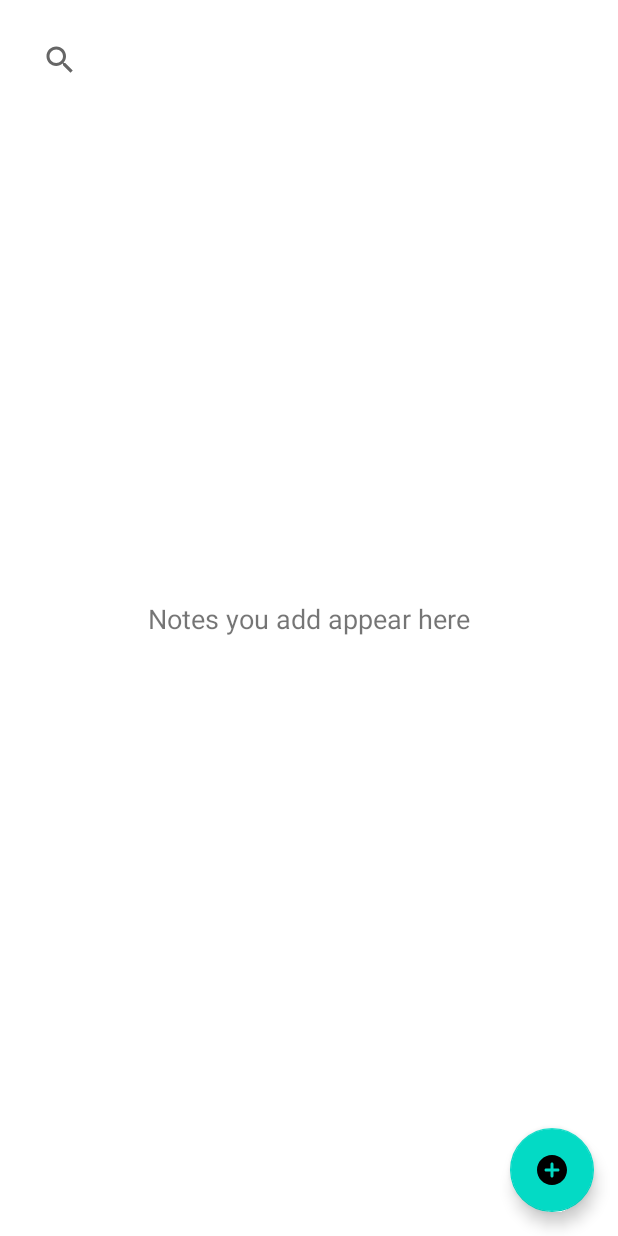
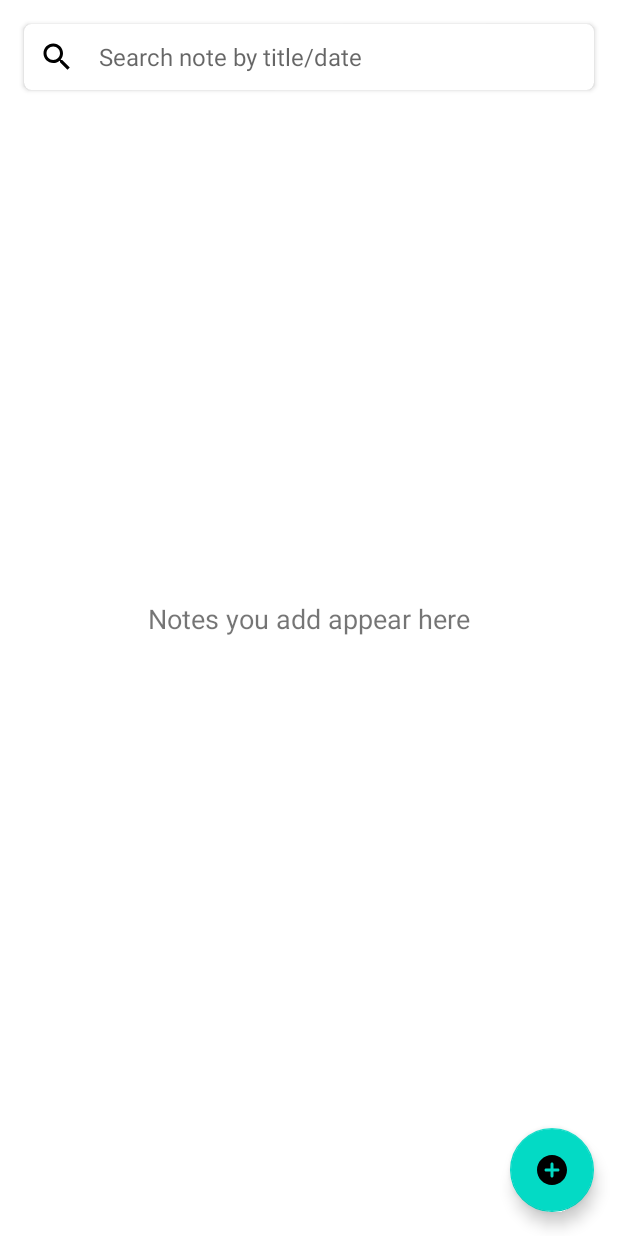
Before and after one commit to Kakyire/NoteTakingKNG, an Android app: the layout fragment_notes.xml on its own in the app's theme, with its tools: preview values and no code run, on a phone screen of 412 x 824 dp. Run offline under Robolectric (Android 15) with nearby library versions, the phone set to English and light mode, and no system bars.

Commit message:
Update notes fragment ui

```diff
--- a/app/src/main/java/com/kakyiretechnologies/notetakingkng/presentation/ui/notes/NotesFragment.kt
+++ b/app/src/main/java/com/kakyiretechnologies/notetakingkng/presentation/ui/notes/NotesFragment.kt
@@ -3,7 +3,7 @@ package com.kakyiretechnologies.notetakingkng.presentation.ui.notes
 import android.os.Bundle
 import android.util.Log
 import android.view.View
-import androidx.appcompat.widget.SearchView
+import androidx.core.widget.addTextChangedListener
 import androidx.fragment.app.Fragment
 import androidx.fragment.app.viewModels
 import com.kakyiretechnologies.notetakingkng.R
@@ -72,18 +72,7 @@ class NotesFragment : Fragment(R.layout.fragment_notes), OnRecyclerViewClickList
             )
         }
 
-        searchView.setOnQueryTextListener(object : SearchView.OnQueryTextListener {
-            override fun onQueryTextSubmit(query: String?): Boolean {
-                searchForNotes(query)
-                return true
-            }
-
-            override fun onQueryTextChange(newText: String?): Boolean {
-                searchForNotes(newText)
-                return true
-            }
-        })
-
+        searchView.addTextChangedListener { searchForNotes(it.toString()) }
     }
 
     override fun onItemClick(note: Note) {
--- /dev/null
+++ b/app/src/main/res/drawable/ic_search.xml
@@ -0,0 +1,5 @@
+<vector android:height="24dp" android:tint="#000000"
+    android:viewportHeight="24" android:viewportWidth="24"
+    android:width="24dp" xmlns:android="http://schemas.android.com/apk/res/android">
+    <path android:fillColor="@android:color/white" android:pathData="M15.5,14h-0.79l-0.28,-0.27C15.41,12.59 16,11.11 16,9.5 16,5.91 13.09,3 9.5,3S3,5.91 3,9.5 5.91,16 9.5,16c1.61,0 3.09,-0.59 4.23,-1.57l0.27,0.28v0.79l5,4.99L20.49,19l-4.99,-5zM9.5,14C7.01,14 5,11.99 5,9.5S7.01,5 9.5,5 14,7.01 14,9.5 11.99,14 9.5,14z"/>
+</vector>
--- a/app/src/main/res/layout/date_header_list_items.xml
+++ b/app/src/main/res/layout/date_header_list_items.xml
@@ -3,25 +3,25 @@
     xmlns:app="http://schemas.android.com/apk/res-auto"
     xmlns:tools="http://schemas.android.com/tools"
     android:layout_width="match_parent"
-    android:layout_height="wrap_content"
-    tools:layout_margin="@dimen/margin_16">
+    android:layout_height="wrap_content">
 
     <TextView
         android:id="@+id/tvDate"
         android:layout_width="match_parent"
         android:layout_height="wrap_content"
+        android:layout_margin="@dimen/margin_16"
         android:textSize="@dimen/text_size_16"
         app:layout_constraintTop_toTopOf="parent"
         tools:text="@tools:sample/date/ddmmyy" />
 
     <androidx.recyclerview.widget.RecyclerView
         android:id="@+id/rvNotes"
-        app:layout_constraintStart_toStartOf="@id/tvDate"
-        app:layout_constraintEnd_toEndOf="@id/tvDate"
         android:layout_width="0dp"
         android:layout_height="wrap_content"
         android:layout_marginTop="@dimen/margin_5"
         app:layoutManager="androidx.recyclerview.widget.LinearLayoutManager"
+        app:layout_constraintEnd_toEndOf="parent"
+        app:layout_constraintStart_toStartOf="parent"
         app:layout_constraintTop_toBottomOf="@id/tvDate"
         tools:listitem="@layout/note_list_items" />
 
--- a/app/src/main/res/layout/fragment_notes.xml
+++ b/app/src/main/res/layout/fragment_notes.xml
@@ -9,26 +9,39 @@
         android:layout_width="match_parent"
         android:layout_height="match_parent">
 
-        <androidx.appcompat.widget.SearchView
-            android:id="@+id/searchView"
+        <androidx.cardview.widget.CardView
+            android:id="@+id/searchCard"
             android:layout_width="match_parent"
             android:layout_height="wrap_content"
             android:layout_margin="@dimen/margin_16"
-            android:queryHint="@string/search_note_by_title_date"
-            android:imeOptions="actionSearch"
-            app:layout_constraintTop_toTopOf="parent"
-            app:queryHint="@string/search_note_by_title_date" />
+            app:cardCornerRadius="@dimen/margin_5"
+            app:layout_constraintTop_toTopOf="parent">
+
+            <EditText
+                android:id="@+id/searchView"
+                android:layout_width="match_parent"
+                android:layout_height="wrap_content"
+                android:layout_margin="@dimen/margin_10"
+                android:background="@null"
+                android:drawableStart="@drawable/ic_search"
+                android:drawablePadding="@dimen/margin_16"
+                android:hint="@string/search_note_by_title_date"
+                android:imeOptions="actionSearch"
+                android:importantForAutofill="no"
+                android:inputType="text"
+                android:textSize="16sp" />
+        </androidx.cardview.widget.CardView>
 
         <androidx.recyclerview.widget.RecyclerView
             android:id="@+id/rvNotes"
             android:layout_width="match_parent"
             android:layout_height="0dp"
-            android:layout_marginHorizontal="@dimen/margin_16"
             android:scrollbars="none"
+            android:layout_marginTop="@dimen/margin_5"
             android:visibility="visible"
             app:layoutManager="androidx.recyclerview.widget.LinearLayoutManager"
             app:layout_constraintBottom_toBottomOf="parent"
-            app:layout_constraintTop_toBottomOf="@id/searchView"
+            app:layout_constraintTop_toBottomOf="@id/searchCard"
             tools:layoutManager="androidx.recyclerview.widget.StaggeredGridLayoutManager"
             tools:listitem="@layout/date_header_list_items"
             tools:visibility="visible" />
--- a/app/src/main/res/layout/note_list_items.xml
+++ b/app/src/main/res/layout/note_list_items.xml
@@ -4,8 +4,9 @@
     xmlns:tools="http://schemas.android.com/tools"
     android:layout_width="match_parent"
     android:layout_height="wrap_content"
-    android:layout_marginBottom="@dimen/margin_16"
-    app:cardCornerRadius="@dimen/margin_5">
+    android:layout_marginHorizontal="@dimen/margin_16"
+    android:layout_marginBottom="@dimen/margin_10"
+    app:cardCornerRadius="@dimen/margin_10">
 
     <androidx.constraintlayout.widget.ConstraintLayout
         android:layout_width="match_parent"
--- a/app/src/main/res/values/dimens.xml
+++ b/app/src/main/res/values/dimens.xml
@@ -4,4 +4,5 @@
     <dimen name="text_size_16">16sp</dimen>
     <dimen name="text_size_18">18sp</dimen>
     <dimen name="margin_5">5dp</dimen>
+    <dimen name="margin_10">10dp</dimen>
 </resources>
```
